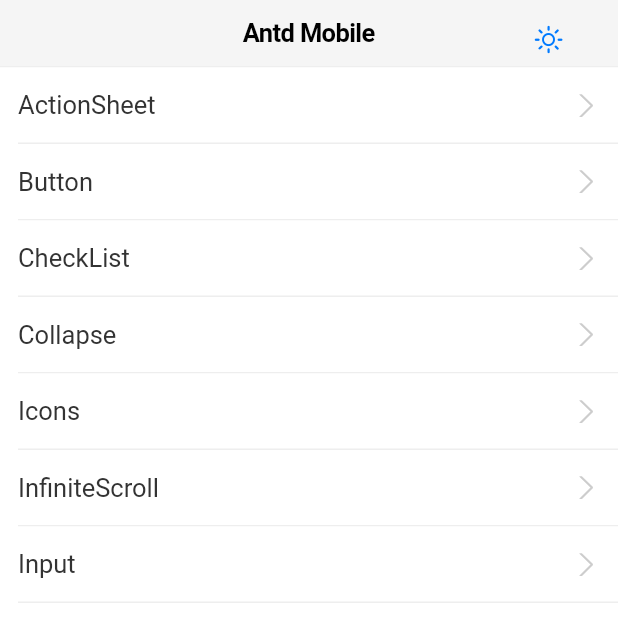
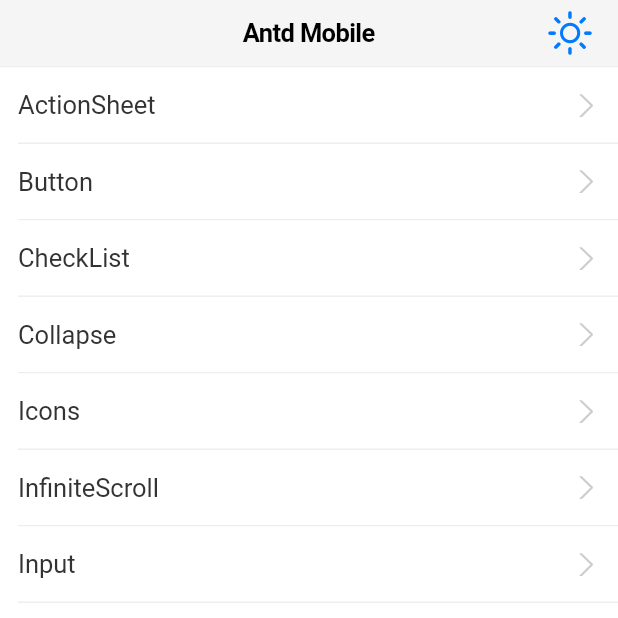
Before and after one commit to pd4d10/ant-design-mobile-flutter, a Flutter app: the screen it shows after launch, on a phone screen of 412 x 824 dp, the top half of it. Run offline on Flutter 3.47's test engine with Material 2 defaults, Android fonts, the phone set to English and light mode, and no system bars; our stand-ins replace flutter_lorem, flutter_riverpod, go_router.

Commit message:
chore: brightness button style

```diff
--- a/example/lib/main.dart
+++ b/example/lib/main.dart
@@ -169,9 +169,9 @@ class ToggleButton extends ConsumerWidget {
 
   @override
   Widget build(BuildContext context, ref) {
-    return CupertinoButton(
+    return GestureDetector(
       child: const Icon(CupertinoIcons.brightness),
-      onPressed: () {
+      onTap: () {
         ref.read(themeProvider.notifier).update(
               (state) => state == Brightness.light
                   ? Brightness.dark
```
